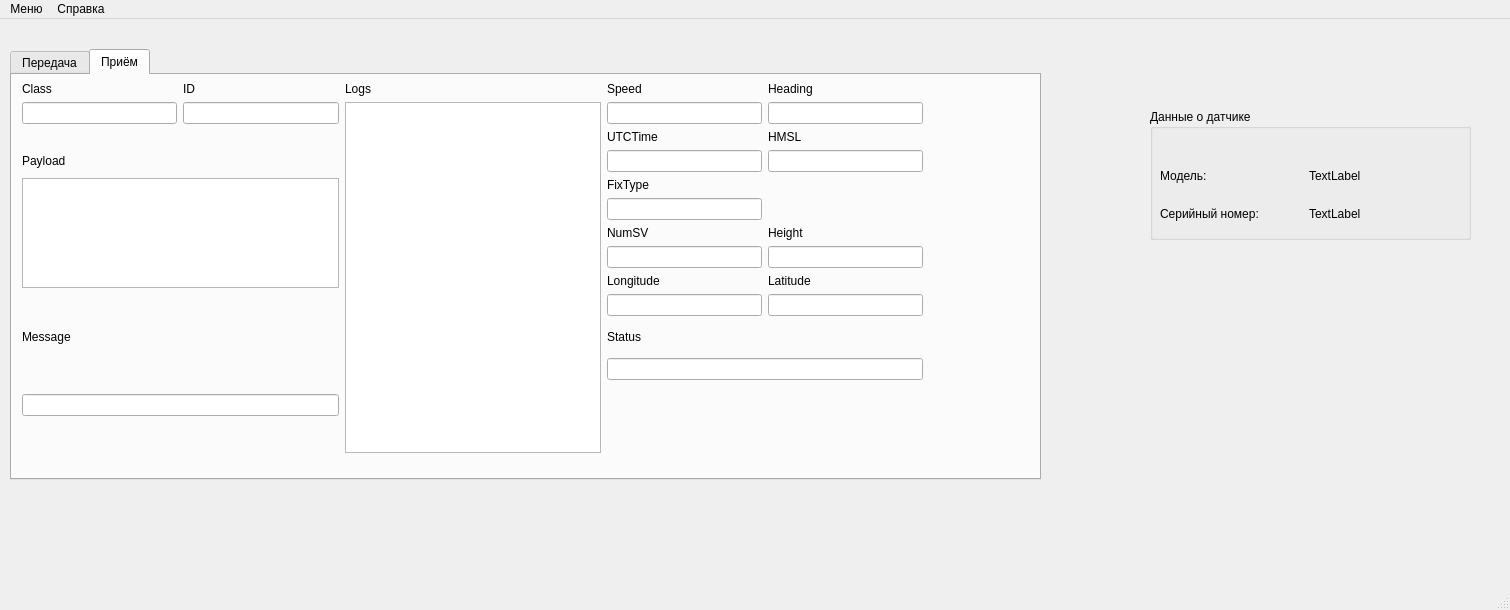
This is gnsswindow.ui in Semyon1968/GNSS-receiver-imitator as Qt 5 draws it before an edit. The edited form follows.
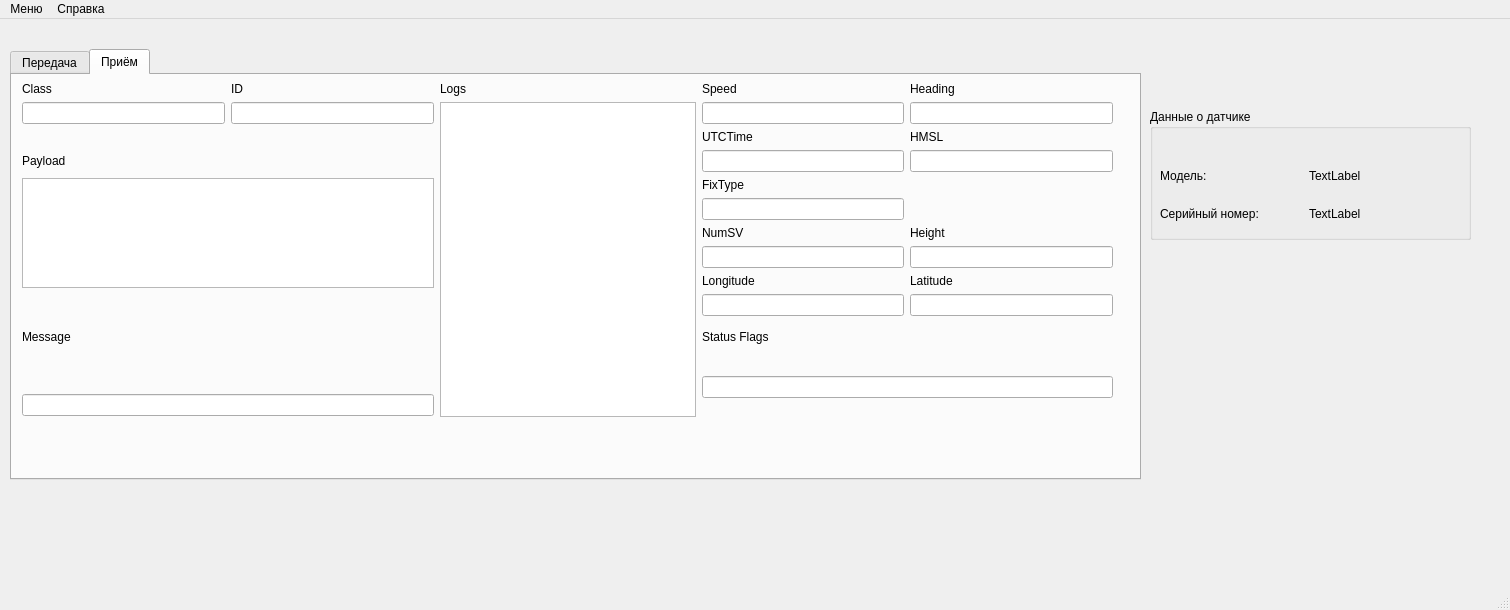
This is the edited form. The open tabs and pages were chosen to show the change.

Diff of the .ui file:
```diff
--- a/gnsswindow.ui
+++ b/gnsswindow.ui
@@ -19,7 +19,7 @@
      <rect>
       <x>10</x>
       <y>30</y>
-      <width>1031</width>
+      <width>1131</width>
       <height>431</height>
      </rect>
     </property>
@@ -269,14 +269,11 @@
        <rect>
         <x>10</x>
         <y>7</y>
-        <width>901</width>
+        <width>1091</width>
         <height>371</height>
        </rect>
       </property>
       <layout class="QGridLayout" name="gridLayout">
-       <item row="1" column="2" rowspan="13">
-        <widget class="QTextEdit" name="teLogs"/>
-       </item>
        <item row="11" column="0" rowspan="3" colspan="2">
         <widget class="QLineEdit" name="leNameReceiver"/>
        </item>
@@ -478,16 +475,22 @@
        <item row="9" column="3">
         <widget class="QLineEdit" name="leLongitude"/>
        </item>
-       <item row="11" column="3" colspan="2">
-        <widget class="QLineEdit" name="leStatus"/>
-       </item>
        <item row="10" column="3">
         <widget class="QLabel" name="label_23">
          <property name="text">
-          <string>Status</string>
+          <string>Status Flags</string>
          </property>
         </widget>
        </item>
+       <item row="4" column="0" rowspan="5" colspan="2">
+        <widget class="QTextEdit" name="tePayloadReceiver"/>
+       </item>
+       <item row="11" column="3" rowspan="2" colspan="2">
+        <widget class="QLineEdit" name="leStatus"/>
+       </item>
+       <item row="1" column="2" rowspan="12">
+        <widget class="QTextEdit" name="teLogs"/>
+       </item>
       </layout>
      </widget>
     </widget>
```
Left out of the diff: 12 changed lines with no effect on the pictures.
